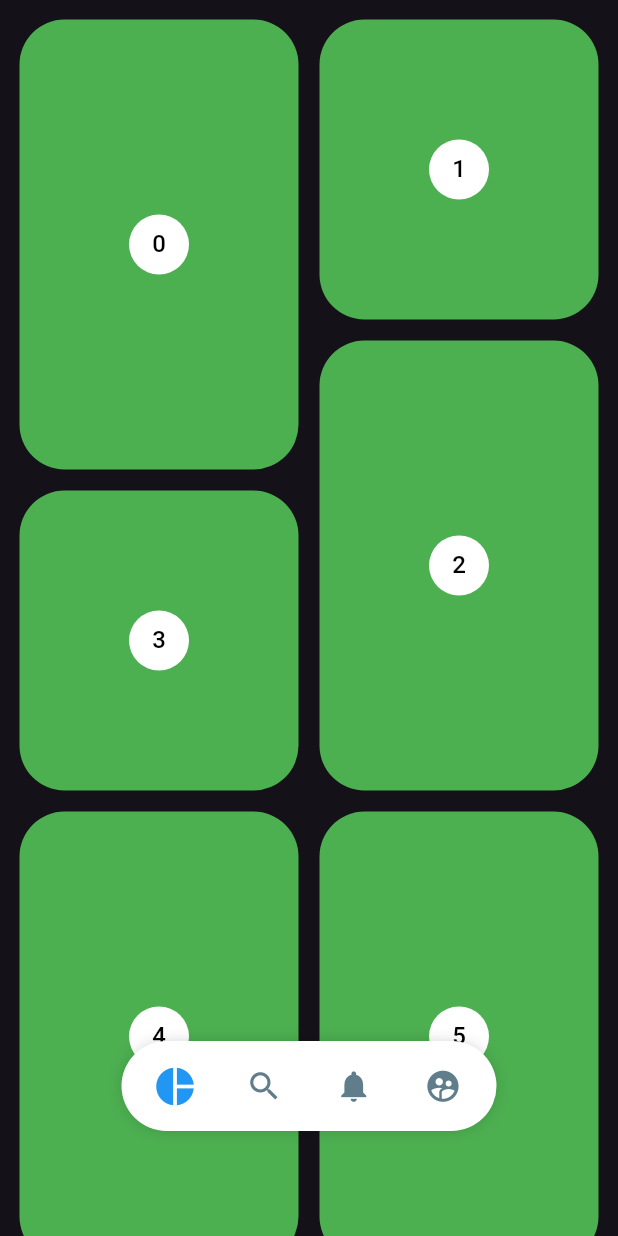
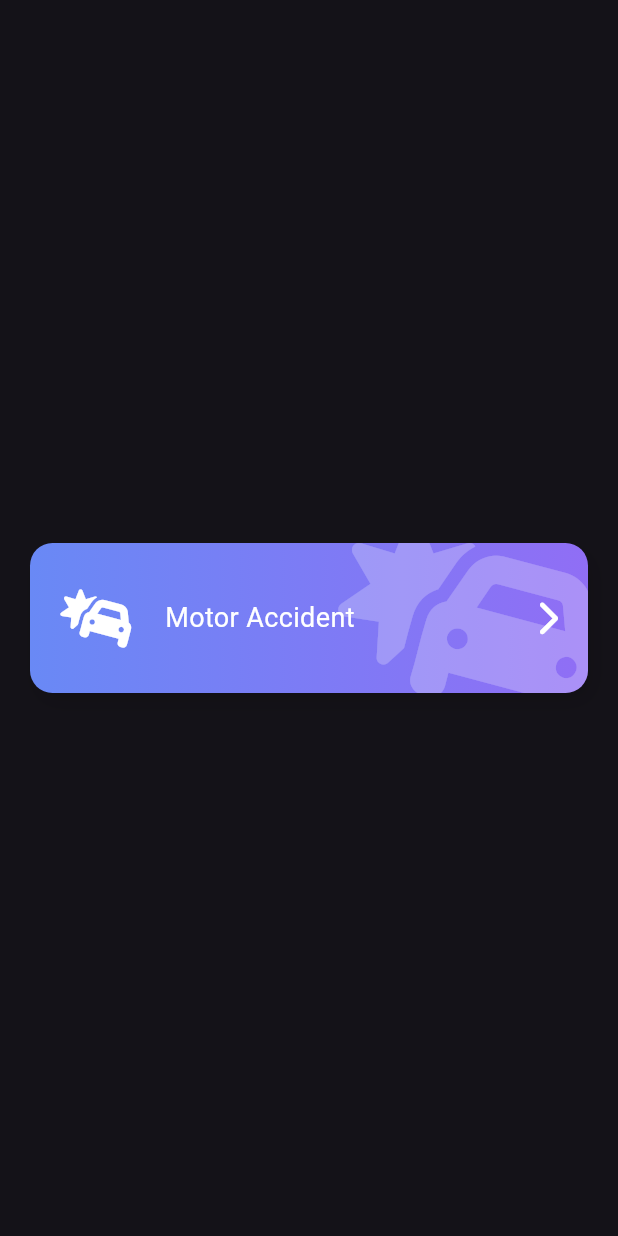
Before and after one commit to max-vigtov/disenos-flutter, a Flutter app: the screen it shows after launch, on a phone screen of 412 x 824 dp. Run offline on Flutter 3.47's test engine with Material 3 defaults, Android fonts, the phone set to English and light mode, and no system bars; our stand-ins replace flutter_svg, font_awesome_flutter.

Commit message:
Emergency: Header & first draft FatButton added

```diff
--- a/lib/main.dart
+++ b/lib/main.dart
@@ -2,7 +2,8 @@
 // import 'package:disenos_flutter/src/labs/circular_progress_page.dart';
 //import 'package:disenos_flutter/src/pages/circular_graphics_page.dart';
 //import 'package:disenos_flutter/src/labs/slideshow_page.dart';
-import 'package:disenos_flutter/src/pages/pinterest_page.dart';
+import 'package:disenos_flutter/src/pages/emergency_page.dart';
+// import 'package:disenos_flutter/src/pages/pinterest_page.dart';
 import 'package:flutter/material.dart';
 //import 'src/pages/slideshow_page.dart';
 //import 'package:disenos_flutter/src/pages/animaciones_page.dart';
@@ -21,7 +22,7 @@ class MyApp extends StatelessWidget {
     return  MaterialApp(
       debugShowCheckedModeBanner: false,
       title: 'Diseños App ',
-      home: const PinterestPage(),
+      home: const EmergencyPage(),
       theme: ThemeData(brightness: Brightness.dark),
     );
     }
--- /dev/null
+++ b/lib/src/pages/emergency_page.dart
@@ -0,0 +1,32 @@
+import 'package:disenos_flutter/src/widgets/fat_button.dart';
+import 'package:disenos_flutter/src/widgets/headers.dart';
+import 'package:flutter/material.dart';
+import 'package:font_awesome_flutter/font_awesome_flutter.dart';
+
+class EmergencyPage extends StatelessWidget {
+  const EmergencyPage({super.key});
+
+  @override
+  Widget build(BuildContext context) {
+    return const Scaffold(
+      body: Center(child: FatButton())
+    );
+  }
+}
+
+class PageHeader extends StatelessWidget {
+  const PageHeader({
+    super.key,
+  });
+
+  @override
+  Widget build(BuildContext context) {
+    return const IconHeader(
+      icon: FontAwesomeIcons.plus,
+      title: 'Asistencia médica',
+      subTitle: 'Haz solicitado',
+      color1: Color(0xff526BF6),
+      color2: Color(0xff67ACF2),
+    );
+  }
+}
--- /dev/null
+++ b/lib/src/widgets/fat_button.dart
@@ -0,0 +1,76 @@
+import 'package:flutter/material.dart';
+import 'package:font_awesome_flutter/font_awesome_flutter.dart';
+
+class FatButton extends StatelessWidget {
+  const FatButton({super.key});
+
+  @override
+  Widget build(BuildContext context) {
+    return const Stack(
+      children: [
+        _FatButtonBackground(),
+
+        Row(
+          mainAxisAlignment: MainAxisAlignment.center,
+          children: [
+             SizedBox(height: 140, width: 40,),
+             FaIcon(
+                FontAwesomeIcons.carBurst,
+                size: 40,
+                color: Colors.white,
+              ),
+             SizedBox(width: 20),
+             Expanded(child: Text('Motor Accident', style: TextStyle( color: Colors.white, fontSize: 18))),
+             FaIcon( FontAwesomeIcons.chevronRight, color: Colors.white,),
+             SizedBox(width: 40)
+
+          ],
+        )
+      ],
+    );
+  }
+}
+
+class _FatButtonBackground extends StatelessWidget {
+  const _FatButtonBackground();
+
+  @override
+  Widget build(BuildContext context) {
+    return Container(
+      margin: const EdgeInsets.all( 20 ),
+      width: double.infinity,
+      height: 100,
+      decoration: BoxDecoration(
+        boxShadow: const [
+          BoxShadow(
+            color: Colors.black12,
+            offset: Offset(4, 6),
+            blurRadius: 10
+          )
+        ],
+        borderRadius: BorderRadius.circular( 15 ),
+        gradient: const LinearGradient(
+          colors: [
+          Color(0xff6989f5),
+          Color(0xff906ef5),
+        ])
+      ),
+      child: ClipRRect(
+        borderRadius: BorderRadius.circular( 15 ),
+        child: const Stack(
+          children: [
+            Positioned(
+              right: -20,
+              top: -20,
+              child: FaIcon(
+                FontAwesomeIcons.carBurst,
+                size: 150,
+                color: Colors.white24,
+              )
+            )
+          ],
+        ),
+      ),
+    );
+  }
+}
--- a/pubspec.yaml
+++ b/pubspec.yaml
@@ -39,6 +39,7 @@ dependencies:
   provider: ^6.1.2
   flutter_staggered_grid_view: ^0.7.0
   animate_do: ^3.3.4
+  font_awesome_flutter: ^10.7.0
 
 dev_dependencies:
   flutter_test:
```
Also changed, not shown: lib/src/widgets/headers.dart (+78 -0 lines), pubspec.lock.
